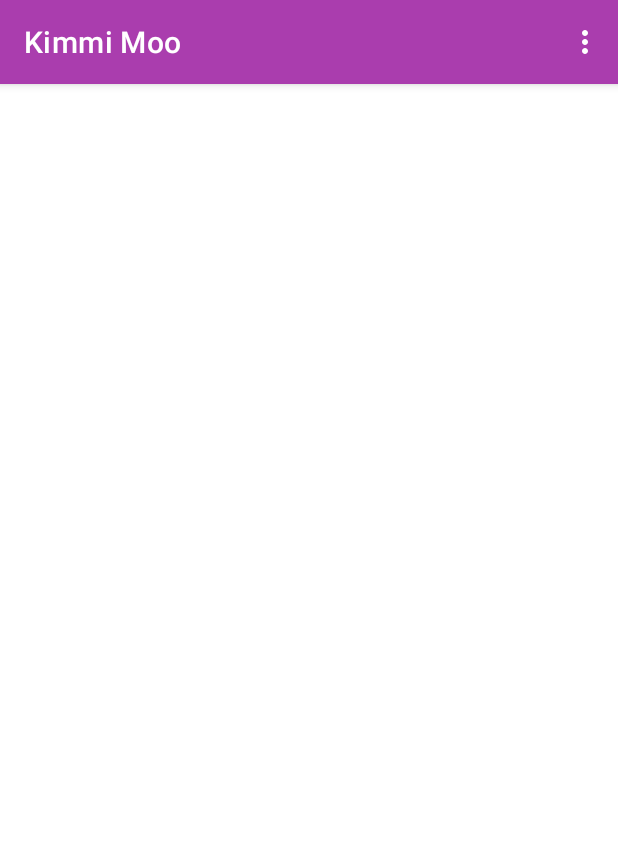
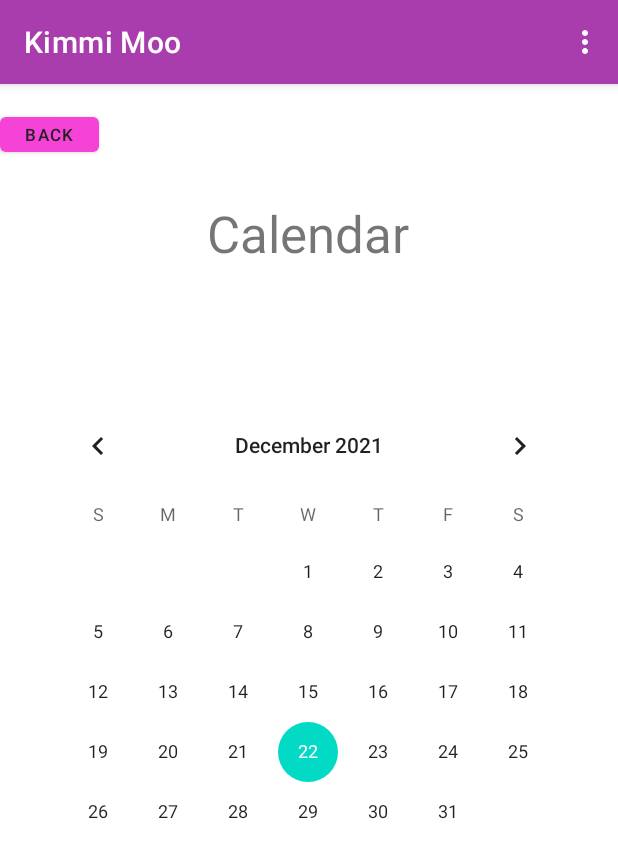
Before and after one commit to ETS-Android2/androidapp1_AL, an Android app: the SecondFragment screen opened through its navigation route, on a phone screen of 412 x 824 dp. Shown: the top 858 px of the screen. Run offline under Robolectric (Android 15) with nearby library versions, the phone set to English and light mode, and no system bars.

Commit message:
Minor fixes...

```diff
--- a/app/src/main/java/com/example/testapp_al/FirstFragment.java
+++ b/app/src/main/java/com/example/testapp_al/FirstFragment.java
@@ -23,12 +23,12 @@ public class FirstFragment extends Fragment {
     public void onViewCreated(@NonNull View view, Bundle savedInstanceState) {
         super.onViewCreated(view, savedInstanceState);
 
-//        view.findViewById(R.id.button_first).setOnClickListener(new View.OnClickListener() {
-//            @Override
-//            public void onClick(View view) {
-//                NavHostFragment.findNavController(FirstFragment.this)
-//                        .navigate(R.id.action_FirstFragment_to_SecondFragment);
-//            }
-//        });
+        view.findViewById(R.id.calendar).setOnClickListener(new View.OnClickListener() {
+            @Override
+            public void onClick(View view) {
+                NavHostFragment.findNavController(FirstFragment.this)
+                        .navigate(R.id.action_FirstFragment_to_SecondFragment);
+            }
+        });
     }
 }
--- a/app/src/main/java/com/example/testapp_al/SecondFragment.java
+++ b/app/src/main/java/com/example/testapp_al/SecondFragment.java
@@ -20,15 +20,16 @@ public class SecondFragment extends Fragment {
         return inflater.inflate(R.layout.fragment_second, container, false);
     }
 
+//    Click the calendar button to go to its own screen
     public void onViewCreated(@NonNull View view, Bundle savedInstanceState) {
         super.onViewCreated(view, savedInstanceState);
 
-//        view.findViewById(R.id.button_second).setOnClickListener(new View.OnClickListener() {
-//            @Override
-//            public void onClick(View view) {
-//                NavHostFragment.findNavController(SecondFragment.this)
-//                        .navigate(R.id.action_SecondFragment_to_FirstFragment);
-//            }
-//        });
+        view.findViewById(R.id.button_second).setOnClickListener(new View.OnClickListener() {
+            @Override
+            public void onClick(View view) {
+                NavHostFragment.findNavController(SecondFragment.this)
+                        .navigate(R.id.action_SecondFragment_to_FirstFragment);
+            }
+        });
     }
 }
--- a/app/src/main/res/layout/fragment_second.xml
+++ b/app/src/main/res/layout/fragment_second.xml
@@ -6,23 +6,42 @@
     android:layout_height="match_parent"
     tools:context=".SecondFragment">
 
-<!--    <TextView-->
-<!--        android:id="@+id/textview_second"-->
-<!--        android:layout_width="wrap_content"-->
-<!--        android:layout_height="wrap_content"-->
-<!--        android:text="@string/hello_second_fragment"-->
-<!--        app:layout_constraintBottom_toTopOf="@id/button_second"-->
-<!--        app:layout_constraintEnd_toEndOf="parent"-->
-<!--        app:layout_constraintStart_toStartOf="parent"-->
-<!--        app:layout_constraintTop_toTopOf="parent" />-->
+    <TextView
+        android:id="@+id/textview_second"
+        android:layout_width="wrap_content"
+        android:layout_height="wrap_content"
+        android:text="@string/calendar"
+        android:textSize="34sp"
+        app:layout_constraintBottom_toBottomOf="parent"
+        app:layout_constraintEnd_toEndOf="parent"
+        app:layout_constraintHorizontal_bias="0.498"
+        app:layout_constraintStart_toStartOf="parent"
+        app:layout_constraintTop_toTopOf="parent"
+        app:layout_constraintVertical_bias="0.106" />
 
-<!--    <Button-->
-<!--        android:id="@+id/button_second"-->
-<!--        android:layout_width="wrap_content"-->
-<!--        android:layout_height="wrap_content"-->
-<!--        android:text="@string/previous"-->
-<!--        app:layout_constraintBottom_toBottomOf="parent"-->
-<!--        app:layout_constraintEnd_toEndOf="parent"-->
-<!--        app:layout_constraintStart_toStartOf="parent"-->
-<!--        app:layout_constraintTop_toBottomOf="@id/textview_second" />-->
+    <CalendarView
+        android:id="@+id/calendarView"
+        android:layout_width="368dp"
+        android:layout_height="353dp"
+        app:layout_constraintBottom_toBottomOf="parent"
+        app:layout_constraintEnd_toEndOf="parent"
+        app:layout_constraintStart_toStartOf="parent"
+        app:layout_constraintTop_toTopOf="parent"
+        tools:ignore="MissingConstraints" />
+
+    <Button
+        android:id="@+id/button_second"
+        android:layout_width="66dp"
+        android:layout_height="35dp"
+        android:text="@string/back"
+        android:textColor="#212121"
+        android:textSize="11sp"
+        app:layout_constraintBottom_toBottomOf="parent"
+        app:layout_constraintEnd_toEndOf="parent"
+        app:layout_constraintHorizontal_bias="0.0"
+        app:layout_constraintStart_toStartOf="parent"
+        app:layout_constraintTop_toTopOf="parent"
+        app:layout_constraintVertical_bias="0.022" />
+
+
 </androidx.constraintlayout.widget.ConstraintLayout>
--- a/app/src/main/res/values/strings.xml
+++ b/app/src/main/res/values/strings.xml
@@ -8,13 +8,14 @@
     <string name="second_fragment_label">Second Fragment</string>
     <string name="calendar">Calendar</string>
     <string name="notes">Notes</string>
+    <string name="photos">Photos</string>
     <string name="calculator">Calculator</string>
     <string name="location">Location</string>
     <string name="planner">Planner</string>
     <string name="next">Next</string>
     <string name="previous">Previous</string>
     <string name="primary_color">Primary color</string>
-    <string name="button">Button</string>
+    <string name="back">Back</string>
     <string name="secondary_color">Secondary color</string>
     <string name="email_icon">email icon</string>
     <string name="hello_first_fragment">Hello first fragment</string>
```
Also changed, not shown: app/src/main/java/com/example/testapp_al/MainActivity.java (+0 -7 lines), app/src/main/res/layout/fragment_first.xml (+17 -24 lines).
